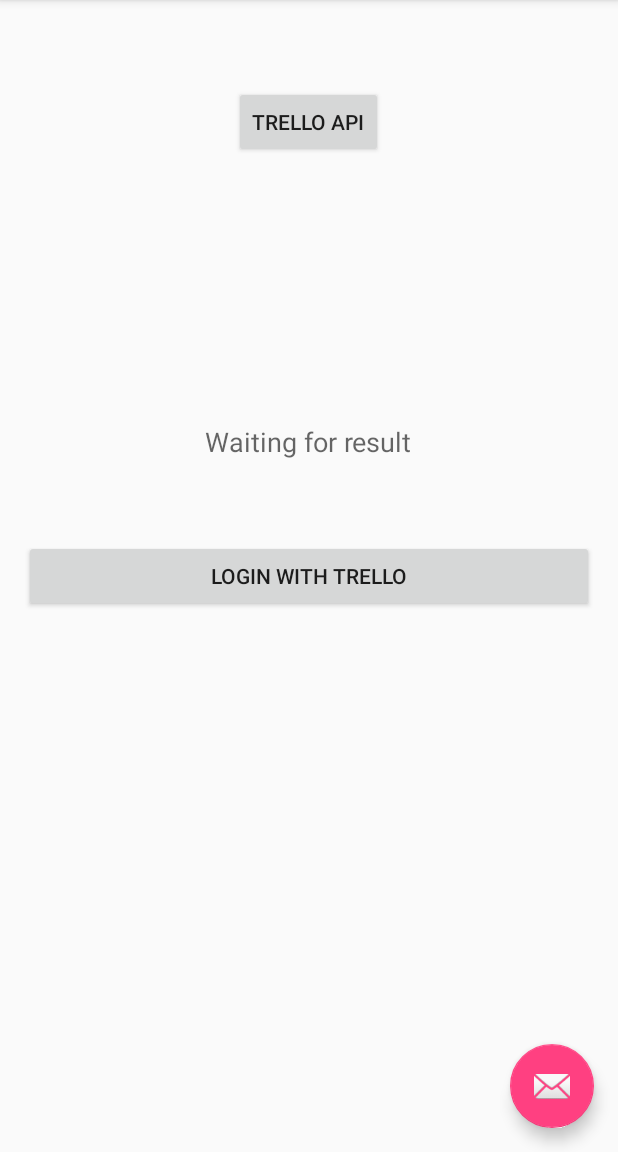
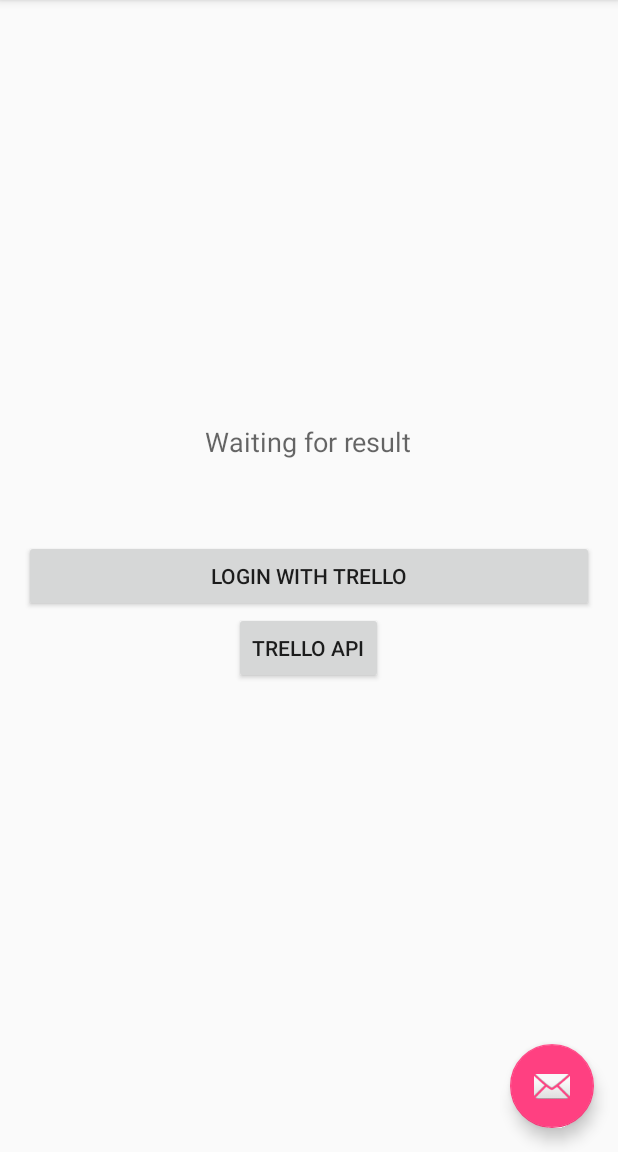
Before and after one commit to Jokab/EDA397_2016_Group7, an Android app: the screen it shows after launch (MainActivity), on a phone screen of 412 x 824 dp, the part 84-1236 px from its top. Run offline under Robolectric (Android 15) with nearby library versions, the phone set to English and light mode, and no system bars; our stand-ins replace Volley.

Commit message:
adding parser

```diff
--- a/app/src/main/java/eda397_group7/chalmers/se/eda397_2016_group7/MainActivity.java
+++ b/app/src/main/java/eda397_group7/chalmers/se/eda397_2016_group7/MainActivity.java
@@ -42,9 +42,13 @@ public class MainActivity extends AppCompatActivity {
 
     private JSONObject requestObj;
     private Board board;
+    final String boardID = "l56NCOG9";
+    Board primaryBoard = new Board(boardID);
 
     @Override
     protected void onCreate(Bundle savedInstanceState) {
+
+
         super.onCreate(savedInstanceState);
         setContentView(R.layout.activity_main);
         Toolbar toolbar = (Toolbar) findViewById(R.id.toolbar);
@@ -70,15 +74,18 @@ public class MainActivity extends AppCompatActivity {
         TrelloManagerS.INSTANCE.init(appKey, "babblish");
 
         final JsonArrayRequest jsObjRequest = new JsonArrayRequest(
-                TrelloManagerS.INSTANCE.getBoard("l56NCOG9", Argument.arg("fields", "name,desc,idList")),
+                TrelloManagerS.INSTANCE.getBoard(boardID, Argument.arg("fields", "name,desc")),
                 new Response.Listener<JSONArray>() {
 
             @Override
 
             public void onResponse(JSONArray response) {
                 TextView t = (TextView) findViewById(R.id.trello_text);
-                t.setText("Response => " + response.toString());
                 Log.i("Real Response", response.toString());
+                primaryBoard.JArrayToCards(response);
+
+                t.setText("Response => " + primaryBoard.getCard());
+
 
             }
 
--- a/app/src/main/res/layout/content_main.xml
+++ b/app/src/main/res/layout/content_main.xml
@@ -28,8 +28,7 @@
         android:layout_height="wrap_content"
         android:text="Trello Api"
         android:id="@+id/trello_api"
-        android:layout_marginTop="41dp"
-        android:layout_alignParentTop="true"
+        android:layout_below="@+id/trello_login"
         android:layout_centerHorizontal="true" />
 
     <TextView
```
Also changed, not shown: app/src/main/java/TrelloInteraction/Board.java (+32 -3 lines).
